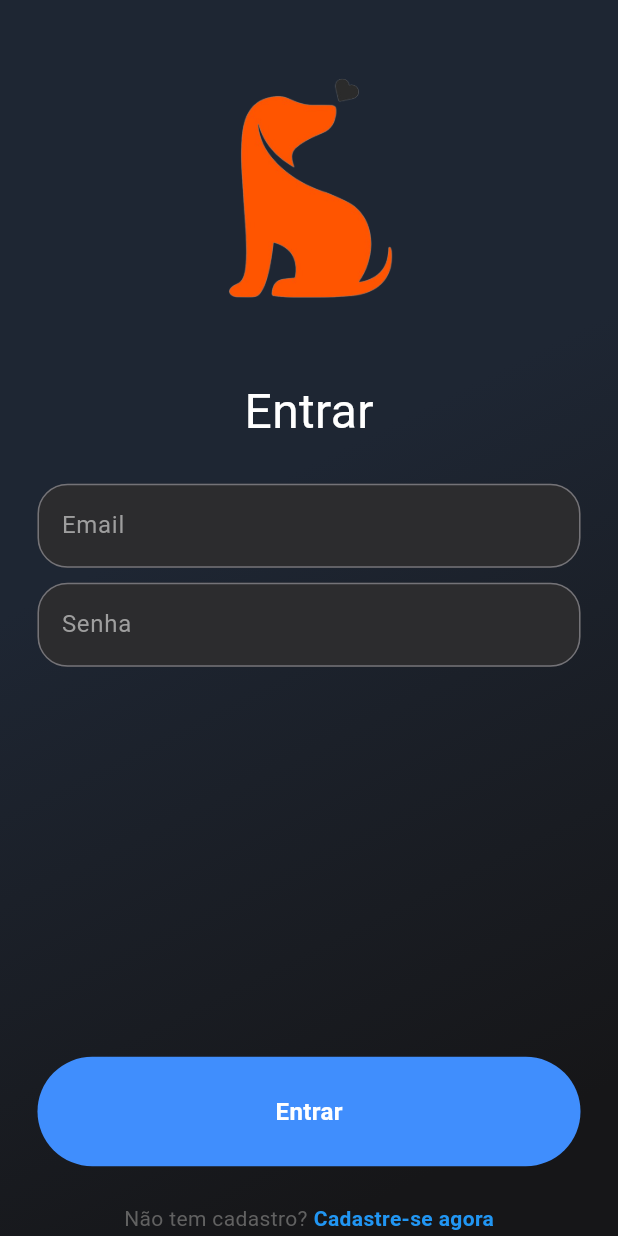
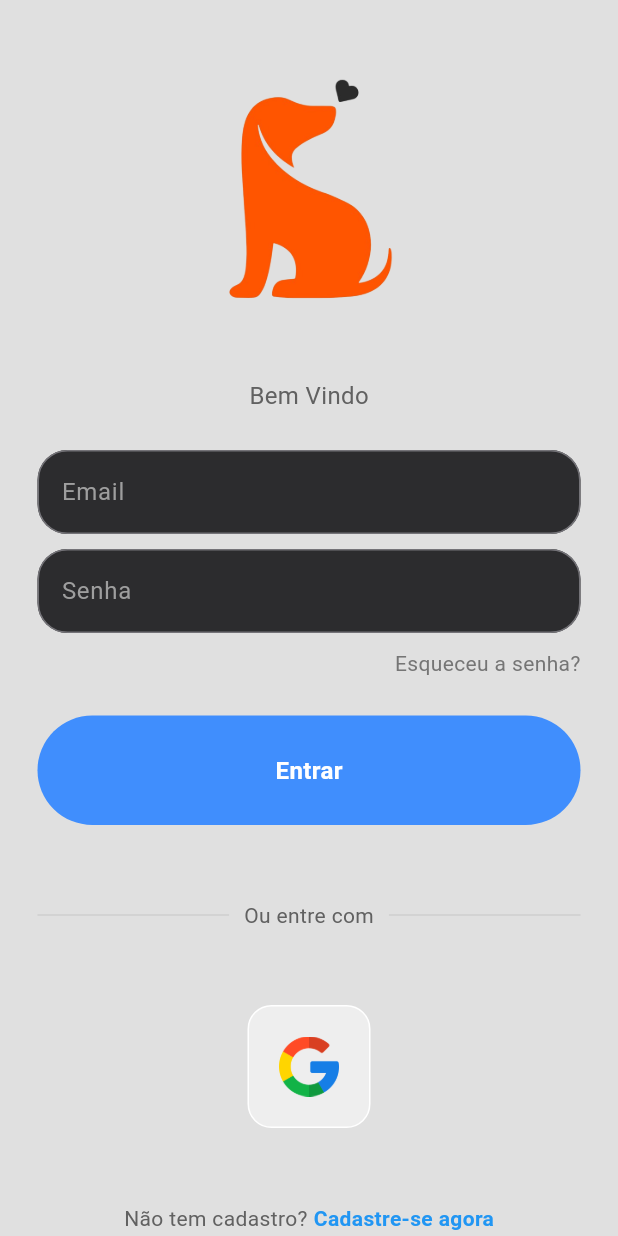
Before and after one commit to Matheussilvasantiagou/UFRPE-DSI-ADOGCAO, a Flutter app: the screen it shows after launch, on a phone screen of 412 x 824 dp. Run offline on Flutter 3.47's test engine with Material 3 defaults, Android fonts, the phone set to English and light mode, and no system bars.

```diff
--- a/adogcao/lib/components/my_textfield.dart
+++ b/adogcao/lib/components/my_textfield.dart
@@ -4,12 +4,14 @@ class MyTextField extends StatelessWidget {
   final controller;
   final String hintText;
   final bool obscureText;
+  final String? errorText;
 
   const MyTextField({
     super.key,
     required this.controller,
     required this.hintText,
     required this.obscureText,
+    required this.errorText,
   });
 
   @override
@@ -31,8 +33,9 @@ class MyTextField extends StatelessWidget {
             fillColor: const Color.fromRGBO(44, 44, 46, 1),
             filled: true,
             hintText: hintText,
-            hintStyle: TextStyle(color: Colors.grey[500])),
-            style: const TextStyle(color: Colors.white),
+            hintStyle: TextStyle(color: Colors.grey[500]),
+            errorText: errorText),
+
       ),
     );
   }
--- a/adogcao/lib/pages/login_page.dart
+++ b/adogcao/lib/pages/login_page.dart
@@ -1,95 +1,129 @@
+import 'package:adogcao/components/my_button.dart';
+import 'package:adogcao/components/square_title.dart';
 import 'package:flutter/material.dart';
 import 'package:adogcao/components/my_textfield.dart';
-import 'package:adogcao/components/my_button.dart';
 
+class LoginPage extends StatefulWidget {
+  @override
+  _LoginPageState createState() => _LoginPageState();
+}
 
-class LoginPage extends StatelessWidget {
-  LoginPage({super.key});
-
-  // text editing controllers
+class _LoginPageState extends State<LoginPage> {
   final usernameController = TextEditingController();
   final passwordController = TextEditingController();
+  bool _validateUsuario = false;
+  bool _validatePassword = false;
 
-  // sign user in method
-  void signUserIn() {}
+  void signUserIn() {
+    setState(() {
+      _validatePassword = passwordController.text.isEmpty;
+      final bool validateUsuarioFormat = RegExp(r"^[a-zA-Z0-9.a-zA-Z0-9.!#$%&'*+-/=?^_`{|}~]+@[a-zA-Z0-9]+\.[a-zA-Z]+")
+      .hasMatch(passwordController.text);
+      _validateUsuario = (usernameController.text.isEmpty) && !validateUsuarioFormat;
+    });
+  }
 
   @override
   Widget build(BuildContext context) {
-    return Container(
-      decoration: const BoxDecoration(
-          gradient: LinearGradient(
-              begin: Alignment(6.123234262925839e-17, 1),
-              end: Alignment(-1, 6.123234262925839e-17),
-              colors: [
-                Color.fromRGBO(22, 22, 24, 1),
-                Color.fromRGBO(30, 38, 51, 1)
-              ]),
-        ),
-      child: Scaffold(
-        backgroundColor: Colors.transparent,
+    return Scaffold(
+      backgroundColor: Colors.grey[300],
       body: SafeArea(
         child: Center(
           child: Column(
             mainAxisAlignment: MainAxisAlignment.center,
             children: [
               const SizedBox(height: 50),
-
               Image.asset(
                 'lib/images/logo.jpeg',
                 width: 150,
                 height: 150,
               ),
+              const SizedBox(height: 50),
+              Text(
+                'Bem Vindo',
+                style: TextStyle(
+                  color: Colors.grey[700],
+                  fontSize: 16,
+                ),
+              ),
+              const SizedBox(height: 25),
+              MyTextField(
+                controller: usernameController,
+                hintText: 'Email',
+                obscureText: false,
+                errorText: _validateUsuario ? "Campo usuário inválido" : null,
+              ),
+              const SizedBox(height: 10),
+              MyTextField(
+                controller: passwordController,
+                hintText: 'Senha',
+                obscureText: true,
+                errorText: _validatePassword ? "Campo senha é obrigatório" : null,
+              ),
+              const SizedBox(height: 10),
 
-
-                const SizedBox(height: 50),
-
-                const Text(
-                  'Entrar',
-                  style: TextStyle(
-                    color: Colors.white,
-                    fontSize: 32,
+                Padding(
+                  padding: const EdgeInsets.symmetric(horizontal: 25.0),
+                  child: Row(
+                    mainAxisAlignment: MainAxisAlignment.end,
+                    children: [
+                      Text(
+                        'Esqueceu a senha?',
+                        style: TextStyle(color: Colors.grey[600]),
+                      ),
+                    ],
                   ),
                 ),
 
                 const SizedBox(height: 25),
 
-                MyTextField(
-                  controller: usernameController,
-                  hintText: 'Email',
-                  obscureText: false,
+                // sign in button
+                MyButton(
+                  onTap: signUserIn
                 ),
 
-                const SizedBox(height: 10),
 
-                MyTextField(
-                  controller: passwordController,
-                  hintText: 'Senha',
-                  obscureText: true,
+                const SizedBox(height: 50),
+
+                // or continue with
+                Padding(
+                  padding: const EdgeInsets.symmetric(horizontal: 25.0),
+                  child: Row(
+                    children: [
+                      Expanded(
+                        child: Divider(
+                          thickness: 0.5,
+                          color: Colors.grey[400],
+                        ),
+                      ),
+                      Padding(
+                        padding: const EdgeInsets.symmetric(horizontal: 10.0),
+                        child: Text(
+                          'Ou entre com',
+                          style: TextStyle(color: Colors.grey[700]),
+                        ),
+                      ),
+                      Expanded(
+                        child: Divider(
+                          thickness: 0.5,
+                          color: Colors.grey[400],
+                        ),
+                      ),
+                    ],
+                  ),
                 ),
 
-                // const SizedBox(height: 10),
+                const SizedBox(height: 50),
 
-                // Padding(
-                //   padding: const EdgeInsets.symmetric(horizontal: 25.0),
-                //   child: Row(
-                //     mainAxisAlignment: MainAxisAlignment.end,
-                //     children: [
-                //       Text(
-                //         'Esqueceu a senha?',
-                //         style: TextStyle(color: Colors.grey[600]),
-                //       ),
-                //     ],
-                //   ),
-                // ),
-
-                const SizedBox(height: 260),
-
-                // sign in button
-                MyButton(
-                  onTap: signUserIn,
+                Row(
+                  mainAxisAlignment: MainAxisAlignment.center,
+                  children: const [
+                    // google button
+                    SquareTile(imagePath: 'lib/images/google.png'),
+                  ],
                 ),
 
-                const SizedBox(height: 25),
+                const SizedBox(height: 50),
 
                 Row(
                   mainAxisAlignment: MainAxisAlignment.center,
@@ -112,7 +146,10 @@ class LoginPage extends StatelessWidget {
           ),
         ),
       ),
-      ),
     );
   }
 }
+
+void main() {
+  runApp(MaterialApp(home: LoginPage()));
+}
```
Lines whose indentation alone changed are shown as unchanged.
